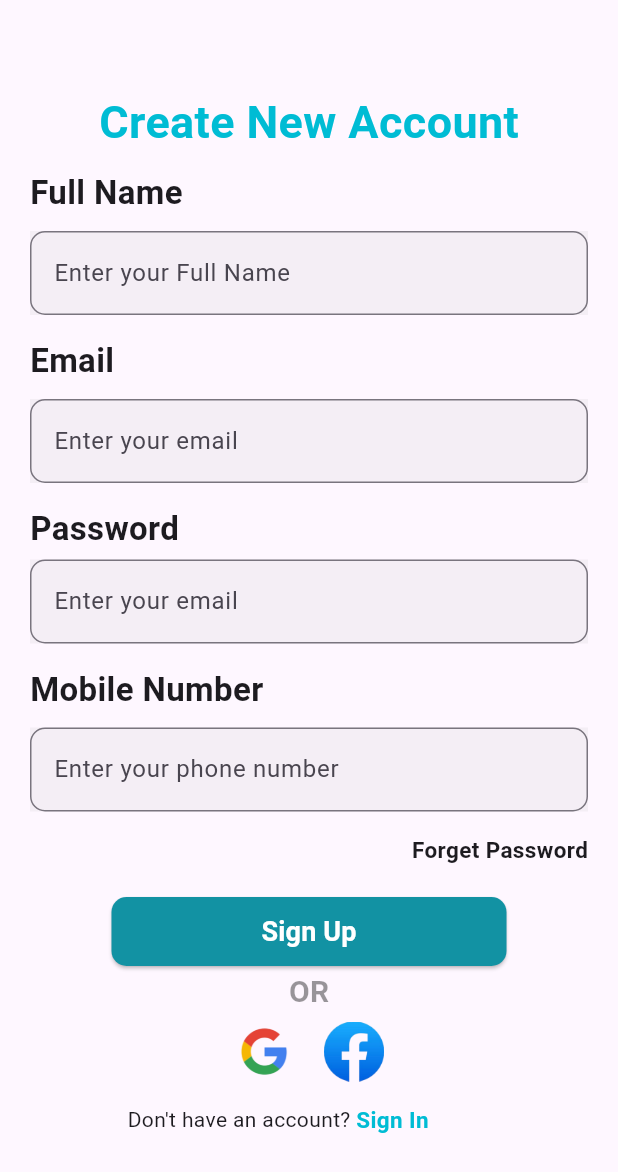
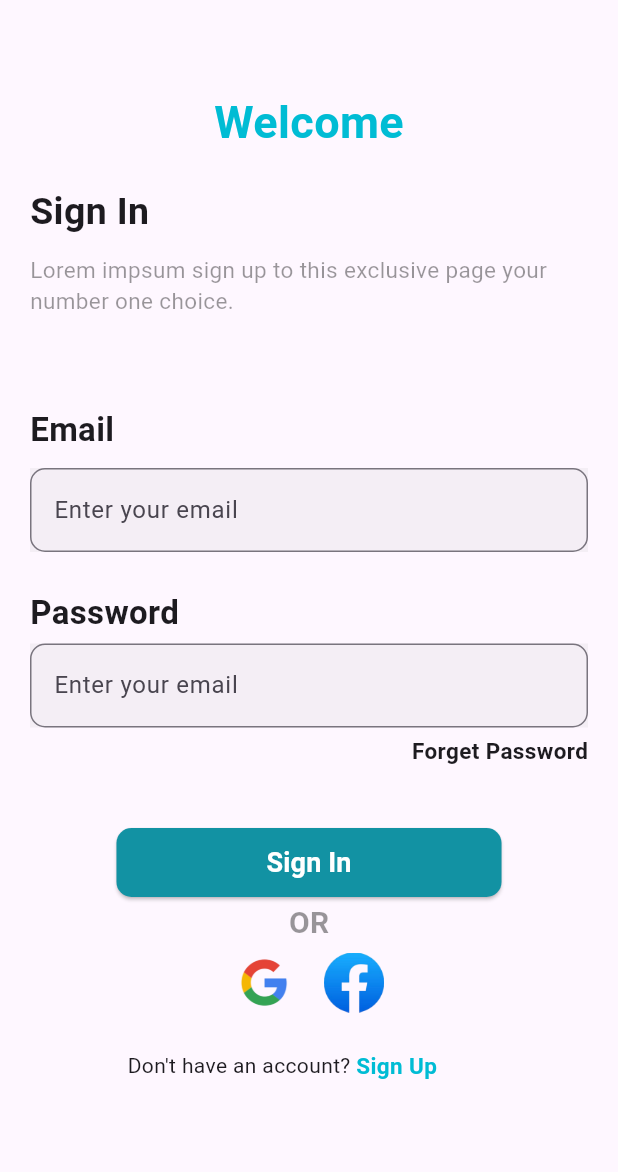
Before and after one commit to nathnaeltamirat/2024-project-phase-mobile-tasks, a Flutter app: the createAccount screen opened directly, after a tap on "Sign Up", on a phone screen of 412 x 824 dp. Shown: the top 1172 px of the screen. Run offline on Flutter 3.47's test engine with Material 3 defaults, Android fonts, the light colour scheme and no system bars.

Commit message:
completed navigation

```diff
--- a/practice/form/lib/createAccount.dart
+++ b/practice/form/lib/createAccount.dart
@@ -1,4 +1,5 @@
 import 'package:flutter/material.dart';
+import 'package:form/signin_page.dart';
 
 class createAccount extends StatelessWidget {
   const createAccount({super.key});
@@ -43,7 +44,7 @@ class createAccount extends StatelessWidget {
               ),
             ),
           ),
-          SizedBox(height:10),
+          SizedBox(height: 10),
           Row(
             children: [
               SizedBox(width: 20),
@@ -88,7 +89,7 @@ class createAccount extends StatelessWidget {
               ),
             ),
           ),
-   SizedBox(height:10),
+          SizedBox(height: 10),
           Row(
             children: [
               SizedBox(width: 20),
@@ -137,7 +138,12 @@ class createAccount extends StatelessWidget {
                   borderRadius: BorderRadius.circular(10),
                 ),
               ),
-              onPressed: () {},
+              onPressed: () {
+                Navigator.push(
+                  context,
+                  MaterialPageRoute(builder: (context) => SigninPage()),
+                );
+              },
               child: Text(
                 "Sign Up",
                 style: TextStyle(
@@ -178,15 +184,17 @@ class createAccount extends StatelessWidget {
           Container(
             margin: EdgeInsets.symmetric(horizontal: 85),
             child: Row(
-              children: [Text("Don't have an account? "),
-              Text(
-                "Sign In",
-                style:TextStyle(
-                  color:Colors.cyan,
-                  fontWeight: FontWeight.bold,
-                  fontSize: 15,
-                )
-                )],
+              children: [
+                Text("Don't have an account? "),
+                Text(
+                  "Sign In",
+                  style: TextStyle(
+                    color: Colors.cyan,
+                    fontWeight: FontWeight.bold,
+                    fontSize: 15,
+                  ),
+                ),
+              ],
             ),
           ),
         ],
--- a/practice/form/lib/homePage.dart
+++ b/practice/form/lib/homePage.dart
@@ -570,8 +570,8 @@ class Homepage extends StatelessWidget {
               left:120,
               child:   Image.asset(
                 "assets/images/women.png",
-                width: 80,
-                height:80,
+                width: 200,
+                height:110,
               )
 
             )
--- a/practice/form/lib/main.dart
+++ b/practice/form/lib/main.dart
@@ -14,7 +14,7 @@ class MyApp extends StatelessWidget {
     return MaterialApp(
       title: 'Flutter Demo',
       theme: ThemeData(),
-      home: Homepage(),
+      home: createAccount(),
     );
   }
 }
--- a/practice/form/lib/signin_page.dart
+++ b/practice/form/lib/signin_page.dart
@@ -1,4 +1,5 @@
 import 'package:flutter/material.dart';
+import 'package:form/homePage.dart';
 
 class SigninPage extends StatelessWidget {
   const SigninPage({super.key});
@@ -119,7 +120,12 @@ class SigninPage extends StatelessWidget {
                   borderRadius: BorderRadius.circular(10),
                 ),
               ),
-              onPressed: () {},
+              onPressed: () {
+                Navigator.push(
+                  context,
+                  MaterialPageRoute(builder: (context) => Homepage()),
+                );
+              },
               child: Text(
                 "Sign In",
                 style: TextStyle(
@@ -160,15 +166,17 @@ class SigninPage extends StatelessWidget {
           Container(
             margin: EdgeInsets.symmetric(horizontal: 85),
             child: Row(
-              children: [Text("Don't have an account? "),
-              Text(
-                "Sign Up",
-                style:TextStyle(
-                  color:Colors.cyan,
-                  fontWeight: FontWeight.bold,
-                  fontSize: 15,
-                )
-                )],
+              children: [
+                Text("Don't have an account? "),
+                Text(
+                  "Sign Up",
+                  style: TextStyle(
+                    color: Colors.cyan,
+                    fontWeight: FontWeight.bold,
+                    fontSize: 15,
+                  ),
+                ),
+              ],
             ),
           ),
         ],
```
